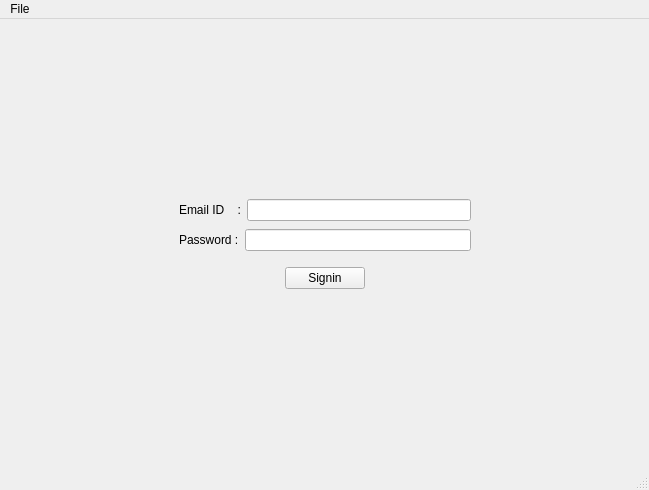
This is mail.ui in abhyamgupta123/Email-Manager-IMAP as Qt 5 draws it before an edit. The edited form follows.
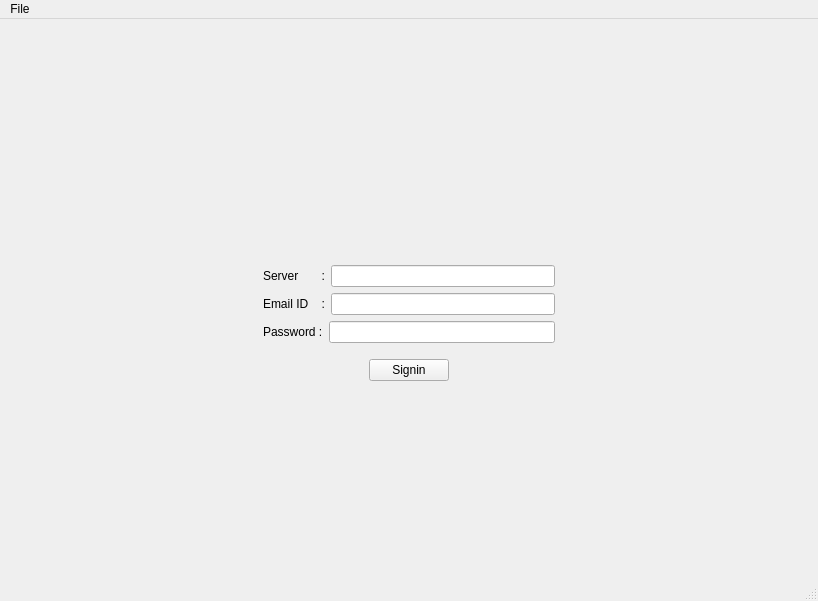
This is the edited form.

```diff
--- a/mail.ui
+++ b/mail.ui
@@ -6,8 +6,8 @@
    <rect>
     <x>0</x>
     <y>0</y>
-    <width>649</width>
-    <height>490</height>
+    <width>818</width>
+    <height>601</height>
    </rect>
   </property>
   <property name="windowTitle">
@@ -26,12 +26,87 @@
       <property name="sizeHint" stdset="0">
        <size>
         <width>20</width>
-        <height>87</height>
+        <height>40</height>
        </size>
       </property>
      </spacer>
     </item>
     <item row="1" column="0">
+     <spacer name="horizontalSpacer_5">
+      <property name="orientation">
+       <enum>Qt::Horizontal</enum>
+      </property>
+      <property name="sizeHint" stdset="0">
+       <size>
+        <width>234</width>
+        <height>20</height>
+       </size>
+      </property>
+     </spacer>
+    </item>
+    <item row="1" column="1" colspan="3">
+     <widget class="QLabel" name="warning_label">
+      <property name="sizePolicy">
+       <sizepolicy hsizetype="Minimum" vsizetype="Minimum">
+        <horstretch>0</horstretch>
+        <verstretch>30</verstretch>
+       </sizepolicy>
+      </property>
+      <property name="minimumSize">
+       <size>
+        <width>300</width>
+        <height>10</height>
+       </size>
+      </property>
+      <property name="font">
+       <font>
+        <pointsize>14</pointsize>
+        <weight>75</weight>
+        <italic>true</italic>
+        <bold>true</bold>
+       </font>
+      </property>
+      <property name="styleSheet">
+       <string notr="true">color: rgb(170, 0, 0)</string>
+      </property>
+      <property name="text">
+       <string/>
+      </property>
+      <property name="alignment">
+       <set>Qt::AlignCenter</set>
+      </property>
+     </widget>
+    </item>
+    <item row="1" column="4" rowspan="2">
+     <spacer name="horizontalSpacer_6">
+      <property name="orientation">
+       <enum>Qt::Horizontal</enum>
+      </property>
+      <property name="sizeHint" stdset="0">
+       <size>
+        <width>233</width>
+        <height>20</height>
+       </size>
+      </property>
+     </spacer>
+    </item>
+    <item row="2" column="1">
+     <spacer name="verticalSpacer">
+      <property name="orientation">
+       <enum>Qt::Vertical</enum>
+      </property>
+      <property name="sizeType">
+       <enum>QSizePolicy::Minimum</enum>
+      </property>
+      <property name="sizeHint" stdset="0">
+       <size>
+        <width>20</width>
+        <height>20</height>
+       </size>
+      </property>
+     </spacer>
+    </item>
+    <item row="3" column="0">
      <spacer name="horizontalSpacer_3">
       <property name="orientation">
        <enum>Qt::Horizontal</enum>
@@ -47,8 +122,8 @@
       </property>
      </spacer>
     </item>
-    <item row="1" column="1" rowspan="2" colspan="2">
-     <widget class="QWidget" name="signin_widget" native="true">
+    <item row="3" column="1" rowspan="2" colspan="3">
+     <widget class="QFrame" name="signin_frame">
       <property name="sizePolicy">
        <sizepolicy hsizetype="Fixed" vsizetype="Fixed">
         <horstretch>0</horstretch>
@@ -62,31 +137,22 @@
        </size>
       </property>
       <layout class="QGridLayout" name="gridLayout">
-       <item row="2" column="1">
-        <widget class="QPushButton" name="signin_btn">
-         <property name="text">
-          <string>Signin</string>
-         </property>
-        </widget>
-       </item>
-       <item row="2" column="0">
-        <spacer name="horizontalSpacer">
-         <property name="orientation">
-          <enum>Qt::Horizontal</enum>
-         </property>
-         <property name="sizeType">
-          <enum>QSizePolicy::Fixed</enum>
-         </property>
-         <property name="sizeHint" stdset="0">
-          <size>
-           <width>100</width>
-           <height>20</height>
-          </size>
-         </property>
-        </spacer>
-       </item>
-       <item row="0" column="0" colspan="3">
+       <item row="0" column="0" rowspan="2" colspan="4">
         <layout class="QVBoxLayout" name="verticalLayout">
+         <item>
+          <layout class="QHBoxLayout" name="horizontalLayout_3">
+           <item>
+            <widget class="QLabel" name="label_server">
+             <property name="text">
+              <string>Server       :</string>
+             </property>
+            </widget>
+           </item>
+           <item>
+            <widget class="QLineEdit" name="server_name"/>
+           </item>
+          </layout>
+         </item>
          <item>
           <layout class="QHBoxLayout" name="horizontalLayout">
            <item>
@@ -101,22 +167,6 @@
            </item>
           </layout>
          </item>
-         <item>
-          <spacer name="verticalSpacer">
-           <property name="orientation">
-            <enum>Qt::Vertical</enum>
-           </property>
-           <property name="sizeType">
-            <enum>QSizePolicy::Fixed</enum>
-           </property>
-           <property name="sizeHint" stdset="0">
-            <size>
-             <width>20</width>
-             <height>2</height>
-            </size>
-           </property>
-          </spacer>
-         </item>
          <item>
           <layout class="QHBoxLayout" name="horizontalLayout_2">
            <item>
@@ -140,23 +190,7 @@
          </item>
         </layout>
        </item>
-       <item row="2" column="2">
-        <spacer name="horizontalSpacer_2">
-         <property name="orientation">
-          <enum>Qt::Horizontal</enum>
-         </property>
-         <property name="sizeType">
-          <enum>QSizePolicy::Fixed</enum>
-         </property>
-         <property name="sizeHint" stdset="0">
-          <size>
-           <width>100</width>
-           <height>20</height>
-          </size>
-         </property>
-        </spacer>
-       </item>
-       <item row="1" column="1">
+       <item row="2" column="1">
         <spacer name="verticalSpacer_4">
          <property name="orientation">
           <enum>Qt::Vertical</enum>
@@ -172,10 +206,58 @@
          </property>
         </spacer>
        </item>
+       <item row="3" column="0">
+        <spacer name="horizontalSpacer">
+         <property name="orientation">
+          <enum>Qt::Horizontal</enum>
+         </property>
+         <property name="sizeType">
+          <enum>QSizePolicy::Fixed</enum>
+         </property>
+         <property name="sizeHint" stdset="0">
+          <size>
+           <width>100</width>
+           <height>20</height>
+          </size>
+         </property>
+        </spacer>
+       </item>
+       <item row="3" column="1" colspan="2">
+        <widget class="QPushButton" name="signin_btn">
+         <property name="font">
+          <font>
+           <weight>50</weight>
+           <bold>false</bold>
+          </font>
+         </property>
+         <property name="text">
+          <string>Signin</string>
+         </property>
+         <property name="shortcut">
+          <string>Return</string>
+         </property>
+        </widget>
+       </item>
+       <item row="3" column="3">
+        <spacer name="horizontalSpacer_2">
+         <property name="orientation">
+          <enum>Qt::Horizontal</enum>
+         </property>
+         <property name="sizeType">
+          <enum>QSizePolicy::Fixed</enum>
+         </property>
+         <property name="sizeHint" stdset="0">
+          <size>
+           <width>100</width>
+           <height>20</height>
+          </size>
+         </property>
+        </spacer>
+       </item>
       </layout>
      </widget>
     </item>
-    <item row="2" column="3">
+    <item row="4" column="4">
      <spacer name="horizontalSpacer_4">
       <property name="orientation">
        <enum>Qt::Horizontal</enum>
@@ -188,15 +270,18 @@
       </property>
      </spacer>
     </item>
-    <item row="3" column="2">
+    <item row="5" column="2">
      <spacer name="verticalSpacer_3">
       <property name="orientation">
        <enum>Qt::Vertical</enum>
       </property>
+      <property name="sizeType">
+       <enum>QSizePolicy::Minimum</enum>
+      </property>
       <property name="sizeHint" stdset="0">
        <size>
         <width>20</width>
-        <height>87</height>
+        <height>180</height>
        </size>
       </property>
      </spacer>
@@ -212,7 +297,7 @@
     <rect>
      <x>0</x>
      <y>0</y>
-     <width>649</width>
+     <width>818</width>
      <height>25</height>
     </rect>
    </property>
```
Left out of the diff: 13 changed lines with no effect on the pictures.
